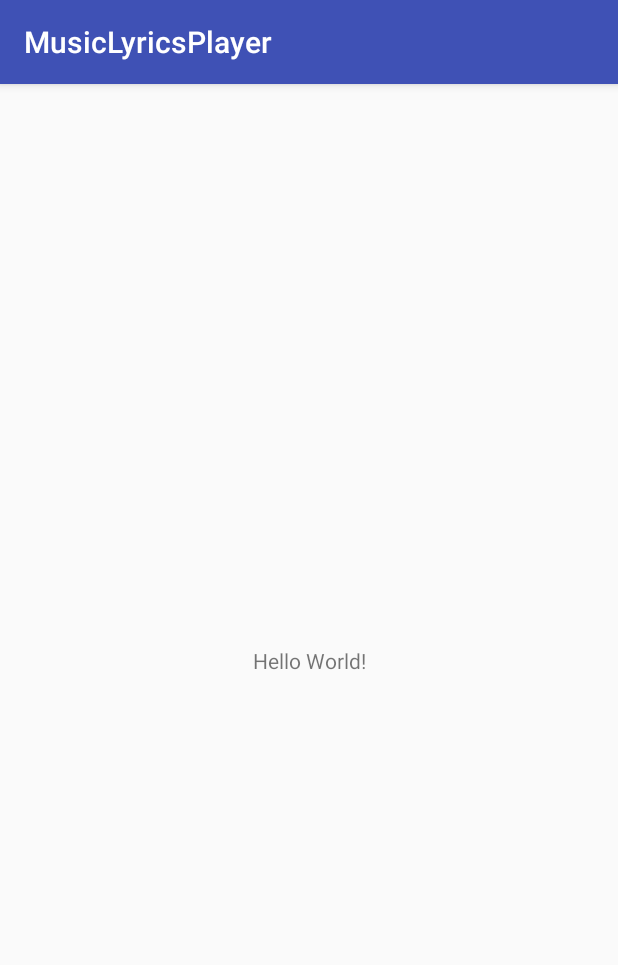
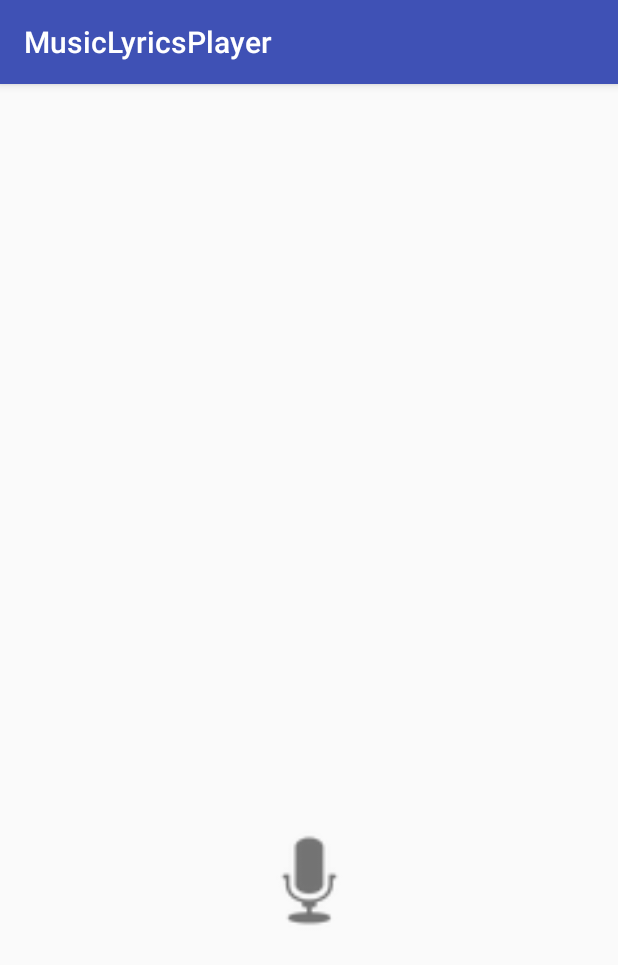
Before and after one commit to CarolineXWL89/MusicLyricsPlayer, an Android app: the screen it shows after launch (MainMusicPlayer), on a phone screen of 412 x 824 dp. Shown: the top 965 px of the screen. Run offline under Robolectric (Android 15) with nearby library versions, the phone set to English and light mode, and no system bars.

Commit message:
Maylis #3 fixed nicolo's stuff/ began to set up main class

```diff
--- a/app/src/main/AndroidManifest.xml
+++ b/app/src/main/AndroidManifest.xml
@@ -16,7 +16,6 @@
                 <category android:name="android.intent.category.LAUNCHER" />
             </intent-filter>
         </activity>
-        <activity android:name=".SpeechToText"></activity>
     </application>
 
 </manifest>
--- a/app/src/main/java/com/example/caroline/musiclyricsplayer/MainMusicPlayer.java
+++ b/app/src/main/java/com/example/caroline/musiclyricsplayer/MainMusicPlayer.java
@@ -1,13 +1,79 @@
 package com.example.caroline.musiclyricsplayer;
 
+import android.content.Intent;
+import android.speech.RecognizerIntent;
 import android.support.v7.app.AppCompatActivity;
 import android.os.Bundle;
+import android.util.Log;
+import android.view.View;
+import android.widget.TextView;
+import android.widget.Toast;
+
+import java.lang.reflect.Array;
+import java.net.URL;
+import java.util.ArrayList;
+import java.util.Locale;
 
 public class MainMusicPlayer extends AppCompatActivity {
-
+    private String lyricPhrase, url;
+    private TextView text;
     @Override
     protected void onCreate(Bundle savedInstanceState) {
         super.onCreate(savedInstanceState);
         setContentView(R.layout.activity_main_music_player);
+        wireWidgets();
+        letsGO();
+    }
+
+    private void letsGO() {
+        ArrayList<String> lyrics = new ArrayList<>();
+        lyricPhrase = (String) text.getText();
+        for(int i =0; i < lyricPhrase.length(); i++){
+            if(lyricPhrase.substring(i, i+1).equals(" ")){ //if a space
+                lyrics.add(lyricPhrase.substring(0, i)); //add word to array list
+                lyricPhrase = lyricPhrase.substring(i+1,lyricPhrase.length()); //delete word from phrase
+            }
+        }
+        url = "https://www.lyrics.com/lyrics/i";
+        int j = 0;
+        while(j < lyrics.size()-1){
+            url= url + "%20" + lyrics.get(j);
+            j++;
+        }
+
+    }
+
+    private void wireWidgets() {
+       text  = (TextView)findViewById(R.id.show_text);
+    }
+
+    public void onClick(View v)
+    {
+        switch (v.getId()){
+            case R.id.speech_img:
+                Intent i=new Intent(RecognizerIntent.ACTION_RECOGNIZE_SPEECH);
+                getIntent().putExtra(RecognizerIntent.EXTRA_LANGUAGE_MODEL, RecognizerIntent.LANGUAGE_MODEL_FREE_FORM);
+                i.putExtra(RecognizerIntent.EXTRA_LANGUAGE, Locale.getDefault());
+                if (i.resolveActivity(getPackageManager())!=null) {
+                    startActivityForResult(i, 10);
+                }
+                else{
+                    Toast.makeText(this, "Your device doesn't speech input.", Toast.LENGTH_SHORT).show();
+                }
+        }
+
+    }
+
+    @Override
+    protected void onActivityResult(int requestCode, int resultCode, Intent data) {
+        super.onActivityResult(requestCode, resultCode, data);
+        switch(requestCode){
+            case 10:
+                if (resultCode==RESULT_OK&& data!=null) {
+                    ArrayList<String> result =data.getStringArrayListExtra(RecognizerIntent.EXTRA_RESULTS);
+                    text.setText(result.get(0));
+                }
+                break;
+        }
     }
 }
--- a/app/src/main/res/layout/activity_main_music_player.xml
+++ b/app/src/main/res/layout/activity_main_music_player.xml
@@ -7,12 +7,35 @@
     tools:context="com.example.caroline.musiclyricsplayer.MainMusicPlayer">
 
     <TextView
+        android:id="@+id/show_text"
         android:layout_width="wrap_content"
         android:layout_height="wrap_content"
-        android:text="Hello World!"
+        android:layout_marginBottom="8dp"
+        android:layout_marginLeft="8dp"
+        android:layout_marginRight="8dp"
+        android:layout_marginTop="8dp"
+        android:textSize="26sp"
         app:layout_constraintBottom_toBottomOf="parent"
         app:layout_constraintLeft_toLeftOf="parent"
         app:layout_constraintRight_toRightOf="parent"
-        app:layout_constraintTop_toTopOf="parent" />
+        app:layout_constraintTop_toTopOf="parent"
+        app:layout_constraintVertical_bias="0.219" />
+
+    <ImageView
+        android:id="@+id/speech_img"
+        android:layout_width="95dp"
+        android:layout_height="83dp"
+        android:layout_marginLeft="8dp"
+        android:layout_marginRight="8dp"
+        android:onClick="onClick"
+        app:layout_constraintHorizontal_bias="0.501"
+        app:layout_constraintLeft_toLeftOf="parent"
+        app:layout_constraintRight_toRightOf="parent"
+        app:srcCompat="@android:drawable/ic_btn_speak_now"
+        app:layout_constraintBottom_toBottomOf="parent"
+        android:layout_marginBottom="8dp"
+        app:layout_constraintTop_toTopOf="parent"
+        android:layout_marginTop="8dp"
+        app:layout_constraintVertical_bias="0.72" />
 
 </android.support.constraint.ConstraintLayout>
```
Also changed, not shown: app/src/main/java/com/example/caroline/musiclyricsplayer/SpeechToText.java (deleted, +0 -60 lines), app/src/main/java/com/example/caroline/musiclyricsplayer/URLtoHTML.java (deleted, +0 -43 lines), app/src/main/res/layout/activity_speech_to_text.xml (deleted, +0 -40 lines), 1 other file.
